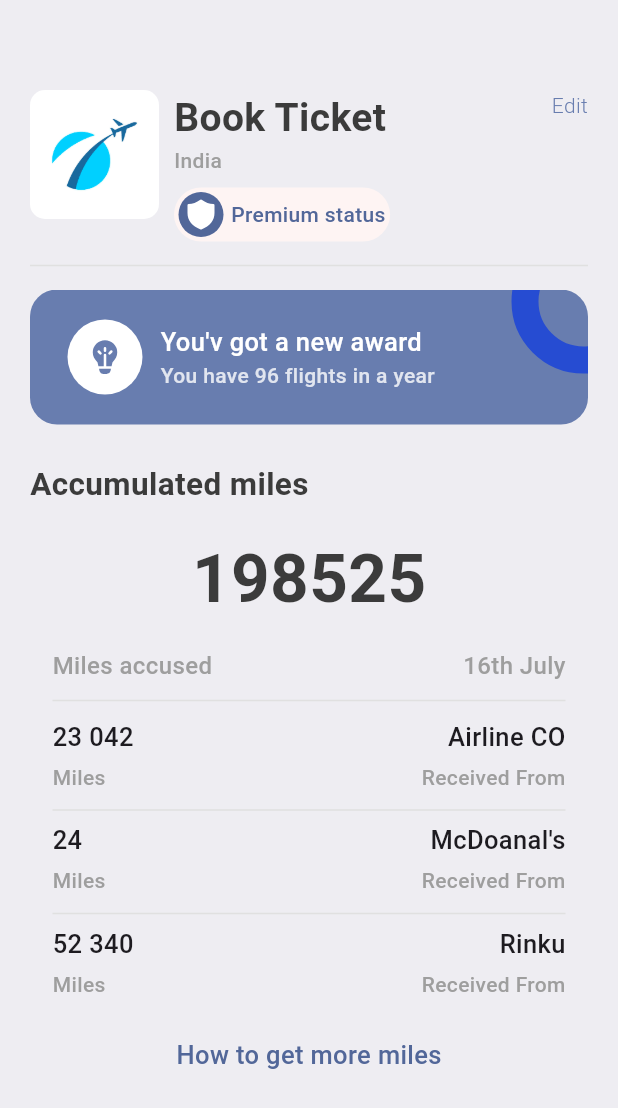
After one commit to itsrinku18/ticket_app, a Flutter app: the ProfileScreen screen opened directly, on a phone screen of 412 x 824 dp. The commit adds this screen. Shown: the top 1108 px of the screen. Run offline on Flutter 3.47's test engine with Material 3 defaults, Android fonts, the phone set to English and light mode, and no system bars; our stand-ins replace barcode_widget, fluentui_icons.

Commit message:
profile_screen ui done

```diff
--- a/lib/base/bottom_nav_bar.dart
+++ b/lib/base/bottom_nav_bar.dart
@@ -1,6 +1,7 @@
 import 'package:fluentui_icons/fluentui_icons.dart';
 import 'package:flutter/material.dart';
 import 'package:ticket_app/screens/home/home_screen.dart';
+import 'package:ticket_app/screens/profile/profile_screen.dart';
 import 'package:ticket_app/screens/search/search_screen.dart';
 import 'package:ticket_app/screens/ticket/ticket_screen.dart';
 
@@ -16,7 +17,7 @@ class _BottomNavBarState extends State<BottomNavBar> {
     const HomeScreen(),
     const SearchScreen(),
     const TicketScreen(),
-    const Center(child: Text("Profile"))
+    const ProfileScreen()
   ];
 
   // change our index for bottomNavBar
--- a/lib/base/res/styles/app_styles.dart
+++ b/lib/base/res/styles/app_styles.dart
@@ -18,6 +18,8 @@ class AppStyles {
   static Color ticketColor = const Color(0xFFFFFFFF);
   static Color dotColor = const Color(0xFF8ACCF7);
   static Color planeSecondColor = const Color(0xFFBACCF7);
+  static Color profileLocationColor = const Color(0xFFFEF4F3);
+  static Color profileTextColor = const Color(0XFF526799);
 
   static TextStyle textStyle =
       TextStyle(fontSize: 16, color: textColor, fontWeight: FontWeight.w500);
--- /dev/null
+++ b/lib/base/widgets/heading_text.dart
@@ -0,0 +1,24 @@
+import 'package:flutter/material.dart';
+
+import '../res/styles/app_styles.dart';
+class HeadingText extends StatelessWidget {
+  final String text;
+  final TextAlign align;
+  final bool? isColor;
+
+  const HeadingText(
+      {super.key,
+        required this.text,
+        this.align = TextAlign.start,
+        this.isColor});
+
+  @override
+  Widget build(BuildContext context) {
+    return Text(
+        textAlign: align,
+        text,
+        style: isColor == null
+            ? AppStyles.headlineStyle1.copyWith(color: Colors.white)
+            : AppStyles.headlineStyle1);
+  }
+}
--- a/lib/screens/home/home_screen.dart
+++ b/lib/screens/home/home_screen.dart
@@ -1,7 +1,9 @@
 import 'package:fluentui_icons/fluentui_icons.dart';
+import 'package:flutter/foundation.dart';
 import 'package:flutter/material.dart';
 import 'package:ticket_app/base/utils/app_routes.dart';
 import 'package:ticket_app/base/widgets/app_double_text.dart';
+import 'package:ticket_app/base/widgets/heading_text.dart';
 import 'package:ticket_app/screens/home/widgets/hotel.dart';
 
 import '../../base/res/media.dart';
@@ -36,7 +38,7 @@ class HomeScreen extends StatelessWidget {
                         const SizedBox(
                           height: 5,
                         ),
-                        Text('Book Tickets', style: AppStyles.headlineStyle1),
+                        const HeadingText(text: "Books Tickets",isColor: false,),
                       ],
                     ),
                     Container(
@@ -86,8 +88,19 @@ class HomeScreen extends StatelessWidget {
                   child: Row(
                     children: ticketList
                         .take(2)
-                        .map((singleTicket) => TicketView(
-                              ticket: singleTicket,
+                        .map((singleTicket) => GestureDetector(
+                              onTap: () {
+                                var index = ticketList.indexOf(singleTicket);
+                                if (kDebugMode) {
+                                  print('I am tapped on the ticket $index');
+                                }
+                                Navigator.pushNamed(
+                                    context, AppRoutes.ticketScreen,
+                                    arguments: {"index": index});
+                              },
+                              child: TicketView(
+                                ticket: singleTicket,
+                              ),
                             ))
                         .toList(),
                   ),
@@ -108,7 +121,14 @@ class HomeScreen extends StatelessWidget {
                     child: Row(
                       children: hotelList
                           .take(2)
-                          .map((singleHotel) => Hotel(hotel: singleHotel))
+                          .map((singleHotel) => GestureDetector(
+                              onTap: () {
+                                var index = hotelList.indexOf(singleHotel);
+                                Navigator.pushNamed(
+                                    context, AppRoutes.hotelDetails,
+                                    arguments: {"index": index});
+                              },
+                              child: Hotel(hotel: singleHotel)))
                           .toList(),
                     )),
               ],
--- /dev/null
+++ b/lib/screens/profile/profile_screen.dart
@@ -0,0 +1,302 @@
+import 'package:fluentui_icons/fluentui_icons.dart';
+import 'package:flutter/material.dart';
+import 'package:ticket_app/base/res/media.dart';
+import 'package:ticket_app/base/res/styles/app_styles.dart';
+import 'package:ticket_app/base/widgets/app_column_text_layout.dart';
+import 'package:ticket_app/base/widgets/app_double_text.dart';
+import 'package:ticket_app/base/widgets/heading_text.dart';
+import 'package:ticket_app/base/widgets/text_style_third.dart';
+
+class ProfileScreen extends StatelessWidget {
+  const ProfileScreen({super.key});
+
+  @override
+  Widget build(BuildContext context) {
+    return Scaffold(
+      backgroundColor: AppStyles.bgColor,
+      body: ListView(
+        padding: const EdgeInsets.symmetric(horizontal: 20, vertical: 20),
+        children: [
+          const Padding(padding: EdgeInsets.only(top: 40)),
+          Row(
+            crossAxisAlignment: CrossAxisAlignment.start,
+            children: [
+              // Show Logo
+              Container(
+                width: 86,
+                height: 86,
+                decoration: BoxDecoration(
+                    borderRadius: BorderRadius.circular(10),
+                    image: const DecorationImage(
+                        image: AssetImage(AppMedia.logo))),
+              ),
+              const SizedBox(
+                width: 10.0,
+              ),
+              // show the column text
+              Column(
+                crossAxisAlignment: CrossAxisAlignment.start,
+                children: [
+                  const HeadingText(
+                    text: "Book Ticket",
+                    isColor: false,
+                  ),
+                  Text(
+                    "India",
+                    style: TextStyle(
+                      fontSize: 14,
+                      fontWeight: FontWeight.w500,
+                      color: Colors.grey.shade500,
+                    ),
+                  ),
+                  const SizedBox(
+                    height: 8,
+                  ),
+                  Container(
+                    padding:
+                        const EdgeInsets.symmetric(horizontal: 3, vertical: 3),
+                    decoration: BoxDecoration(
+                      borderRadius: BorderRadius.circular(100),
+                      color: AppStyles.profileLocationColor,
+                    ),
+                    child: Row(
+                      children: [
+                        Container(
+                          padding: const EdgeInsets.all(3.0),
+                          decoration: BoxDecoration(
+                            shape: BoxShape.circle,
+                            color: AppStyles.profileTextColor,
+                          ),
+                          child: const Icon(
+                            FluentSystemIcons.ic_fluent_shield_filled,
+                            color: Colors.white,
+                          ),
+                        ),
+                        const SizedBox(
+                          width: 5.0,
+                        ),
+                        Text(
+                          "Premium status",
+                          style: TextStyle(
+                              color: AppStyles.profileTextColor,
+                              fontWeight: FontWeight.w500),
+                        )
+                      ],
+                    ),
+                  )
+                ],
+              ),
+              Expanded(child: Container()),
+              Text(
+                "Edit",
+                style: TextStyle(
+                  color: AppStyles.primaryColor,
+                  fontWeight: FontWeight.w300,
+                ),
+              ),
+
+              //
+            ],
+          ),
+          const SizedBox(
+            height: 8,
+          ),
+          // divider
+          Divider(
+            color: Colors.grey.shade300,
+          ),
+          const SizedBox(
+            height: 8,
+          ),
+          // show the card
+          Stack(
+            children: [
+              Container(
+                height: 90,
+                width: double.infinity,
+                decoration: BoxDecoration(
+                  color: AppStyles.primaryColor,
+                  borderRadius: BorderRadius.circular(18),
+                ),
+              ),
+              Container(
+                padding:
+                    const EdgeInsets.symmetric(horizontal: 25, vertical: 20),
+                child: Row(
+                  children: [
+                    CircleAvatar(
+                      maxRadius: 25,
+                      backgroundColor: Colors.white,
+                      child: Icon(
+                        FluentSystemIcons.ic_fluent_lightbulb_filament_filled,
+                        color: AppStyles.primaryColor,
+                        size: 27,
+                      ),
+                    ),
+                    const SizedBox(
+                      width: 12,
+                    ),
+                    Column(
+                      crossAxisAlignment: CrossAxisAlignment.start,
+                      children: [
+                        const TextStyleThird(
+                          text: 'You\'v got a new award',
+                          isColor: null,
+                        ),
+                        Text(
+                          "You have 96 flights in a year",
+                          style: TextStyle(
+                            fontWeight: FontWeight.w500,
+                            color: Colors.white.withOpacity(0.8),
+                          ),
+                        )
+                      ],
+                    )
+                  ],
+                ),
+              ),
+              Positioned(
+                  right: -45,
+                  top: -40,
+                  child: Container(
+                    padding: const EdgeInsets.all(30),
+                    decoration: BoxDecoration(
+                        shape: BoxShape.circle, // padding start the centre
+                        border:
+                            Border.all(width: 18, color: Color(0xFF264CD2))),
+                  ))
+            ],
+          ),
+          const SizedBox(
+            height: 25,
+          ),
+          Text(
+            "Accumulated miles",
+            style: AppStyles.headlineStyle2,
+          ),
+          Container(
+            padding: const EdgeInsets.symmetric(horizontal: 15),
+            decoration: BoxDecoration(
+              borderRadius: BorderRadius.circular(18),
+              color: AppStyles.bgColor,
+            ),
+            child: Column(
+              children: [
+                const SizedBox(
+                  height: 15,
+                ),
+                Text(
+                  "198525",
+                  style: TextStyle(
+                    fontWeight: FontWeight.w600,
+                    fontSize: 45,
+                    color: AppStyles.textColor,
+                  ),
+                ),
+                const SizedBox(
+                  height: 15,
+                ),
+                // row->text,
+                Row(
+                  mainAxisAlignment: MainAxisAlignment.spaceBetween,
+                  children: [
+                    Text("Miles accused",
+                        style: AppStyles.headlineStyle4.copyWith(fontSize: 16)),
+                    Text("16th July",
+                        style: AppStyles.headlineStyle4.copyWith(fontSize: 16)),
+                  ],
+                ),
+                const SizedBox(
+                  height: 4.0,
+                ),
+                Divider(
+                  color: Colors.grey.shade300,
+                ),
+                const SizedBox(
+                  height: 4.0,
+                ),
+                // row->column
+                const Row(
+                  mainAxisAlignment: MainAxisAlignment.spaceBetween,
+                  children: [
+                    AppColumnTextLayout(
+                      topText: "23 042",
+                      bottomText: "Miles",
+                      alignment: CrossAxisAlignment.start,
+                      isColor: false,
+                    ),
+                    AppColumnTextLayout(
+                      topText: "Airline CO",
+                      bottomText: "Received From",
+                      alignment: CrossAxisAlignment.end,
+                      isColor: false,
+                    ),
+                  ],
+                ),
+                const SizedBox(
+                  height: 4,
+                ),
+                Divider(
+                  color: Colors.grey.shade300,
+                ),
+                const Row(
+                  mainAxisAlignment: MainAxisAlignment.spaceBetween,
+                  children: [
+                    AppColumnTextLayout(
+                      topText: "24",
+                      bottomText: "Miles",
+                      alignment: CrossAxisAlignment.start,
+                      isColor: false,
+                    ),
+                    AppColumnTextLayout(
+                      topText: "McDoanal's",
+                      bottomText: "Received From",
+                      alignment: CrossAxisAlignment.end,
+                      isColor: false,
+                    ),
+                  ],
+                ),
+                const SizedBox(
+                  height: 4,
+                ),
+                Divider(
+                  color: Colors.grey.shade300,
+                ),
+                const Row(
+                  mainAxisAlignment: MainAxisAlignment.spaceBetween,
+                  children: [
+                    AppColumnTextLayout(
+                      topText: "52 340",
+                      bottomText: "Miles",
+                      alignment: CrossAxisAlignment.start,
+                      isColor: false,
+                    ),
+                    AppColumnTextLayout(
+                      topText: "Rinku",
+                      bottomText: "Received From",
+                      alignment: CrossAxisAlignment.end,
+                      isColor: false,
+                    ),
+                  ],
+                ),
+                const SizedBox(
+                  height: 25,
+                ),
+                InkWell(
+                    onTap: () {
+                      print('Click here');
+                    },
+                    child: Text(
+                      "How to get more miles",
+                      style: AppStyles.headlineStyle3
+                          .copyWith(color: AppStyles.profileTextColor),
+                    ))
+                // text
+              ],
+            ),
+          )
+        ],
+      ),
+    );
+  }
+}
```
